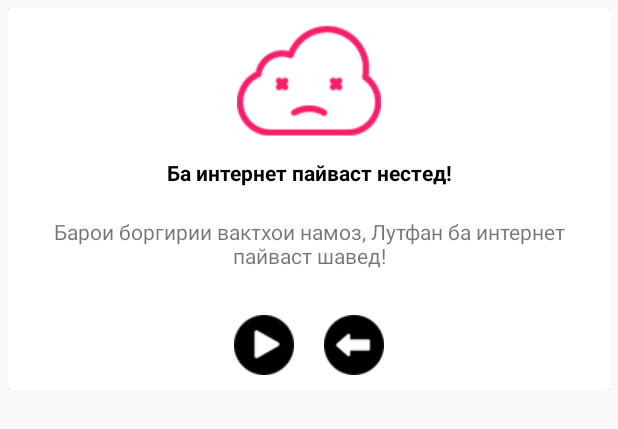
After one commit to musooff/PrayerTimes, an Android app: the layout dialog_network_error.xml on its own in the app's theme, with its tools: preview values and no code run, on a phone screen of 412 x 824 dp. The commit adds this screen. Shown: the top 429 px of the screen. Run offline under Robolectric (Android 15) with nearby library versions, the phone set to English and light mode, and no system bars.

Commit message:
1) Network checked need put some gifs while loading

```diff
--- a/app/src/main/java/com/simurgh/prayertimes/home/HomeBaseActivity.kt
+++ b/app/src/main/java/com/simurgh/prayertimes/home/HomeBaseActivity.kt
@@ -7,6 +7,7 @@ import android.view.View
 import android.widget.LinearLayout
 import android.widget.Toast
 import androidx.annotation.LayoutRes
+import androidx.appcompat.app.AppCompatActivity
 import androidx.fragment.app.Fragment
 import androidx.fragment.app.FragmentActivity
 import androidx.fragment.app.FragmentManager
--- a/app/src/main/java/com/simurgh/prayertimes/home/home/HomeFragment.kt
+++ b/app/src/main/java/com/simurgh/prayertimes/home/home/HomeFragment.kt
@@ -319,8 +319,8 @@ class HomeFragment : Fragment(){
         })
     }
 
-    override fun onDestroy() {
-        super.onDestroy()
+    override fun onPause() {
+        super.onPause()
         timer?.cancel()
 
     }
--- a/app/src/main/res/layout/content_library.xml
+++ b/app/src/main/res/layout/content_library.xml
@@ -4,9 +4,7 @@
     android:orientation="vertical"
     android:layout_width="match_parent"
     android:layout_height="match_parent"
-    android:padding="16dp"
-    android:background="@color/white"
-    >
+    android:background="@color/white">
 
     <TextView
         android:layout_width="match_parent"
--- /dev/null
+++ b/app/src/main/res/layout/dialog_network_error.xml
@@ -0,0 +1,66 @@
+<?xml version="1.0" encoding="utf-8"?>
+<LinearLayout xmlns:android="http://schemas.android.com/apk/res/android"
+    xmlns:app="http://schemas.android.com/apk/res-auto"
+    android:orientation="vertical"
+    android:layout_width="match_parent"
+    android:layout_height="wrap_content"
+    android:gravity="center_horizontal"
+    android:padding="5dp">
+    <androidx.cardview.widget.CardView
+        android:layout_width="match_parent"
+        android:layout_height="wrap_content">
+        <LinearLayout
+            android:layout_width="match_parent"
+            android:layout_height="match_parent"
+            android:orientation="vertical">
+            <RelativeLayout
+                android:layout_width="match_parent"
+                android:gravity="center_horizontal"
+                android:layout_height="100dp">
+                <ImageView
+                    android:layout_width="wrap_content"
+                    android:layout_height="wrap_content"
+                    android:src="@drawable/ic_no_network"/>
+            </RelativeLayout>
+            <TextView
+                android:layout_width="match_parent"
+                android:layout_height="wrap_content"
+                android:gravity="center"
+                android:text="Ба интернет пайваст нестед!"
+                android:textStyle="bold"
+                android:textColor="@color/black"
+                android:id="@+id/tv_tajik_dia"/>
+
+            <TextView
+                android:layout_width="match_parent"
+                android:layout_height="wrap_content"
+                android:gravity="center"
+                android:layout_margin="20dp"
+                android:text="Барои боргирии вактхои намоз, Лутфан ба интернет пайваст шавед!"
+                android:id="@+id/tv_translate_dia"/>
+            <LinearLayout
+                android:layout_width="match_parent"
+                android:layout_height="match_parent"
+                android:orientation="horizontal"
+                android:gravity="center"
+                android:layout_margin="10dp">
+                <ImageView
+                    android:layout_width="40dp"
+                    android:layout_height="40dp"
+                    android:id="@+id/iv_sound_dia"
+                    android:src="@drawable/ic_play_black"
+                    android:layout_marginRight="10dp"
+                    android:clickable="true"/>
+                <ImageView
+                    android:layout_width="40dp"
+                    android:layout_height="40dp"
+                    android:id="@+id/iv_back_dia"
+                    android:src="@drawable/ic_back_black"
+                    android:layout_marginLeft="10dp"
+                    android:clickable="true"/>
+            </LinearLayout>
+        </LinearLayout>
+
+    </androidx.cardview.widget.CardView>
+
+</LinearLayout>
--- a/app/src/main/res/values/styles.xml
+++ b/app/src/main/res/values/styles.xml
@@ -4,8 +4,8 @@
     <style name="AppTheme" parent="Theme.AppCompat.Light.DarkActionBar">
         <!-- Customize your theme here. -->
         <item name="colorPrimary">@color/colorPrimary</item>
-        <item name="colorPrimaryDark">@color/colorPrimaryDark</item>
-        <item name="colorAccent">@color/colorAccent</item>
+        <item name="colorPrimaryDark">@color/greenMain</item>
+        <item name="colorAccent">@color/greenMain</item>
 
     </style>
 
```
Also changed, not shown: app/src/main/java/com/simurgh/prayertimes/home/times/TimesFragment.kt (+14 -0 lines), app/src/main/java/com/simurgh/prayertimes/library/LibraryActivity.java (+25 -0 lines), app/src/main/java/com/simurgh/prayertimes/model/AppPreference.kt (+8 -0 lines), app/src/main/java/com/simurgh/prayertimes/names/NamesActivity.java (+46 -34 lines), app/src/main/java/com/simurgh/prayertimes/splash/SplashActivity.kt (+30 -0 lines), app/src/main/java/com/simurgh/prayertimes/surah/SurahActivity.kt (+26 -1 lines), app/src/main/res/values/strings.xml (+10 -0 lines), app/src/main/res/drawable/ic_no_network.png (added).
